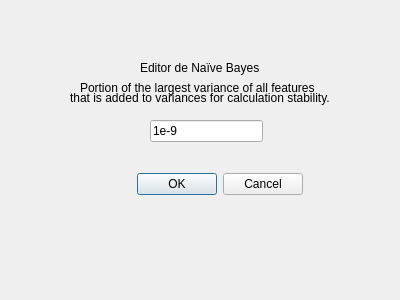
The window that Resources/UI/DialogNaiveBayes.ui (40CompilerErrors/Proyecto2) describes before a commit, drawn with Qt 5.
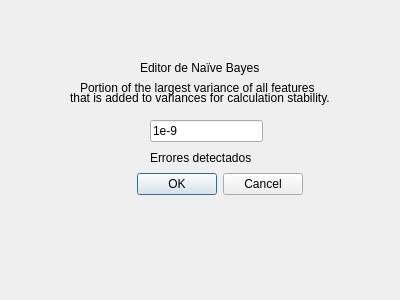
The same window after the commit.

Patch:
```diff
--- a/Resources/UI/DialogNaiveBayes.ui
+++ b/Resources/UI/DialogNaiveBayes.ui
@@ -78,6 +78,19 @@
     <string>that is added to variances for calculation stability.</string>
    </property>
   </widget>
+  <widget class="QLabel" name="label_errors">
+   <property name="geometry">
+    <rect>
+     <x>150</x>
+     <y>150</y>
+     <width>121</width>
+     <height>16</height>
+    </rect>
+   </property>
+   <property name="text">
+    <string>Errores detectados</string>
+   </property>
+  </widget>
  </widget>
  <resources/>
  <connections/>
```
